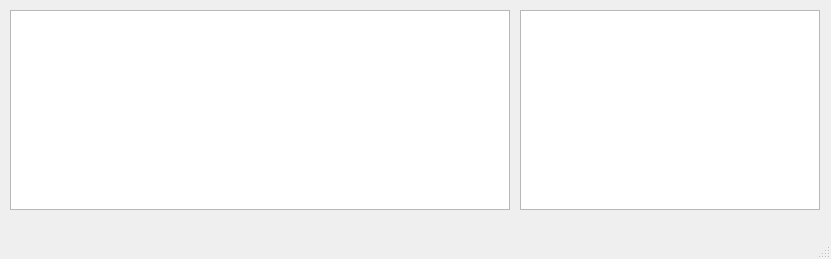
Before: the Qt Designer form server.ui in ElderPolokus/Server_PC_resources, drawn with Qt 5.
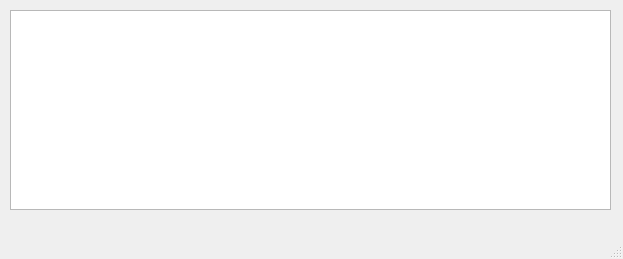
After: the same form once the commit is applied.

What changed in the file:
```diff
--- a/server.ui
+++ b/server.ui
@@ -6,7 +6,7 @@
    <rect>
     <x>0</x>
     <y>0</y>
-    <width>831</width>
+    <width>623</width>
     <height>259</height>
    </rect>
   </property>
@@ -14,22 +14,12 @@
    <string>server</string>
   </property>
   <widget class="QWidget" name="centralwidget">
-   <widget class="QTableView" name="infoView">
-    <property name="geometry">
-     <rect>
-      <x>520</x>
-      <y>10</y>
-      <width>300</width>
-      <height>200</height>
-     </rect>
-    </property>
-   </widget>
    <widget class="QTableView" name="resourcesView">
     <property name="geometry">
      <rect>
       <x>10</x>
       <y>10</y>
-      <width>500</width>
+      <width>601</width>
       <height>200</height>
      </rect>
     </property>
```
Left out of the diff: 2 changed lines with no effect on the pictures.
